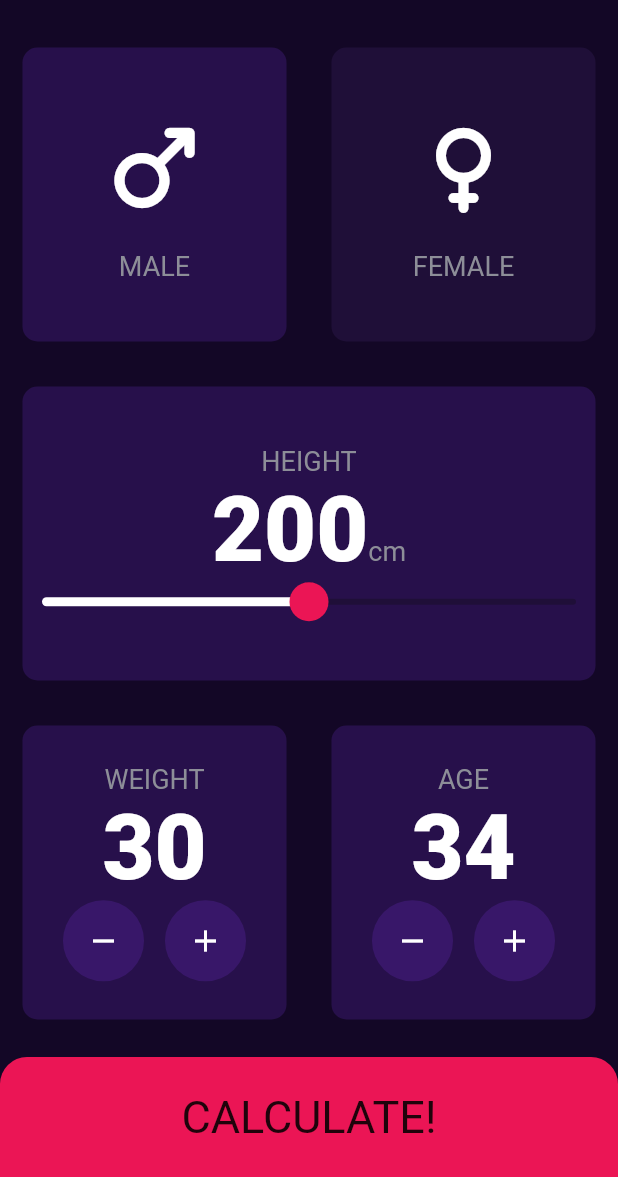
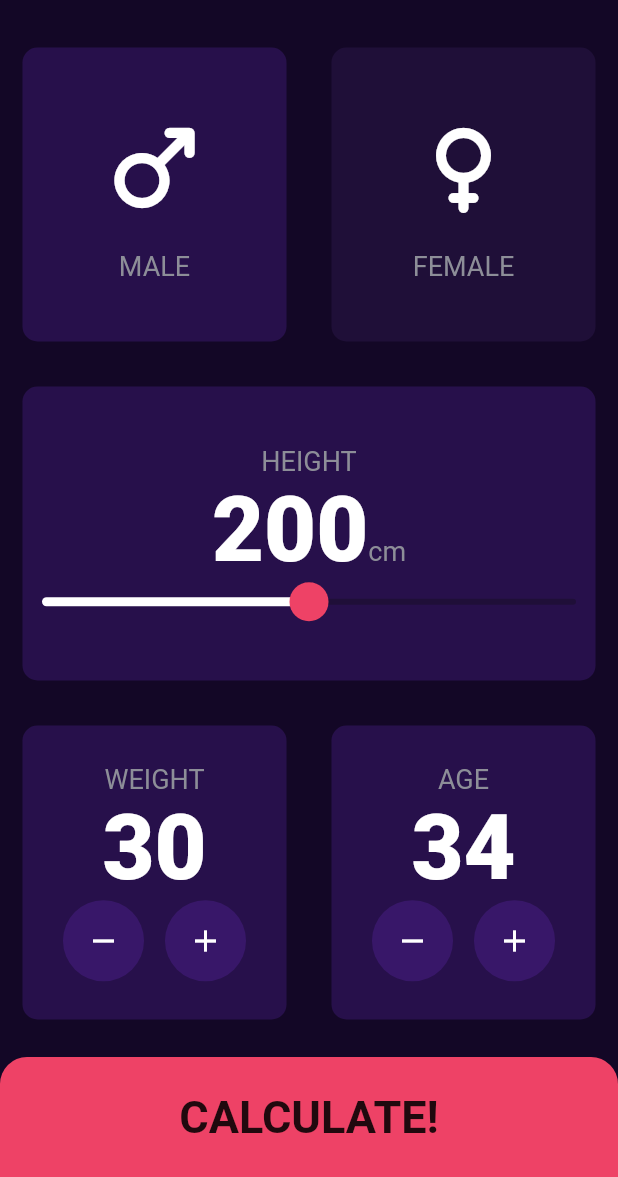
Before and after one commit to TheHarshKadam/BMI-Calculator, a Flutter app: the screen it shows after launch, after a tap on "MALE", on a phone screen of 412 x 824 dp, the part 59-1236 px from its top. Run offline on Flutter 3.47's test engine with Material 2 defaults, Android fonts, the phone set to English and light mode, and no system bars.

```diff
--- a/lib/pages/home.dart
+++ b/lib/pages/home.dart
@@ -4,6 +4,7 @@ import 'package:bmi_calculator/pages/result.dart';
 import 'package:flutter/material.dart';
 import 'package:bmi_calculator/common/card_widget.dart';
 import 'package:bmi_calculator/brain/calculator.dart';
+import 'package:flutter/services.dart';
 
 class home extends StatefulWidget {
   @override
@@ -121,6 +122,9 @@ class _homeState extends State<home> {
                   Expanded(
                     child: reusable_card(
                       onPress: () {
+                        Feedback.forTap(context);
+                        Clipboard.setData(ClipboardData());
+                        HapticFeedback.lightImpact();
                         setState(() {
                           selectedGender = Gender.Male;
                         });
@@ -137,6 +141,9 @@ class _homeState extends State<home> {
                   Expanded(
                     child: reusable_card(
                       onPress: () {
+                        Feedback.forTap(context);
+                        Clipboard.setData(ClipboardData());
+                        HapticFeedback.lightImpact();
                         setState(() {
                           selectedGender = Gender.Female;
                         });
@@ -182,7 +189,7 @@ class _homeState extends State<home> {
                       data: SliderTheme.of(context).copyWith(
                         activeTrackColor: Colors.white,
                         inactiveTrackColor: Color(0xFF1f0f38),
-                        thumbColor: Color(0xFFEB1555),
+                        thumbColor: Color(0xFFEE4266),
                         overlayColor: Color(0x29EB1555),
                         thumbShape: RoundSliderThumbShape(
                             enabledThumbRadius: 13.0, elevation: 0.0),
@@ -337,26 +344,30 @@ class _homeState extends State<home> {
             ),
             GestureDetector(
               onTap: () {
+                Feedback.forTap(context);
+                Clipboard.setData(ClipboardData());
+                HapticFeedback.lightImpact();
                 Calculator calc = Calculator(height: height, weight: weight);
-                Navigator.pushNamed(
-                  context, '/result',
-                  arguments: ResultPage(
-                    bmiResult: calc.calculateBMI(),
-                    finalresult: calc.finalResult(),
-                    conclusion: calc.getConclusion(),
-                  )
-                );
+                Navigator.of(context).push(MaterialPageRoute(
+                    builder: (context) => ResultPage(
+                          bmiResult: calc.calculateBMI(),
+                          finalresult: calc.finalResult(),
+                          conclusion: calc.getConclusion(),
+                        )));
               },
               child: Container(
                 child: Center(
                   child: Text("CALCULATE!",
-                      style: TextStyle(color: Colors.black87, fontSize: 30.0)),
+                      style: TextStyle(
+                          color: Colors.black87,
+                          fontSize: 30.0,
+                          fontWeight: FontWeight.bold)),
                 ),
                 margin: EdgeInsets.only(top: 10.0),
                 height: 80.0,
                 width: double.infinity,
                 decoration: BoxDecoration(
-                    color: Color(0xFFEB1555),
+                    color: Color(0xFFEE4266),
                     borderRadius:
                         BorderRadius.vertical(top: Radius.circular(18.0))),
               ),
```
